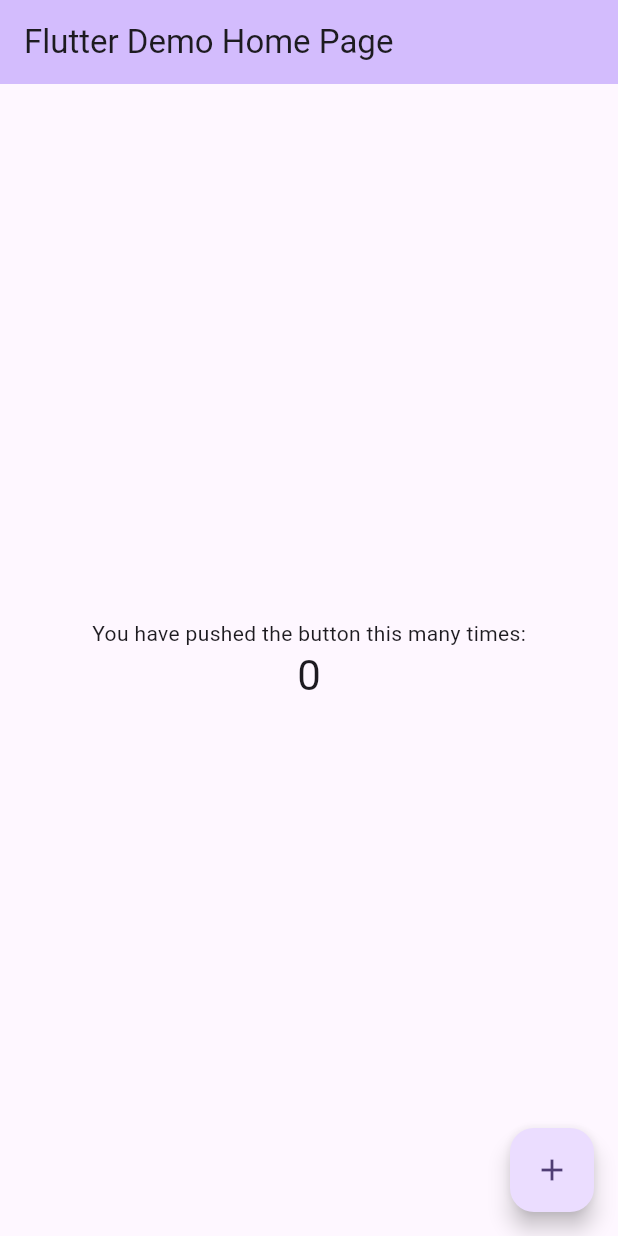
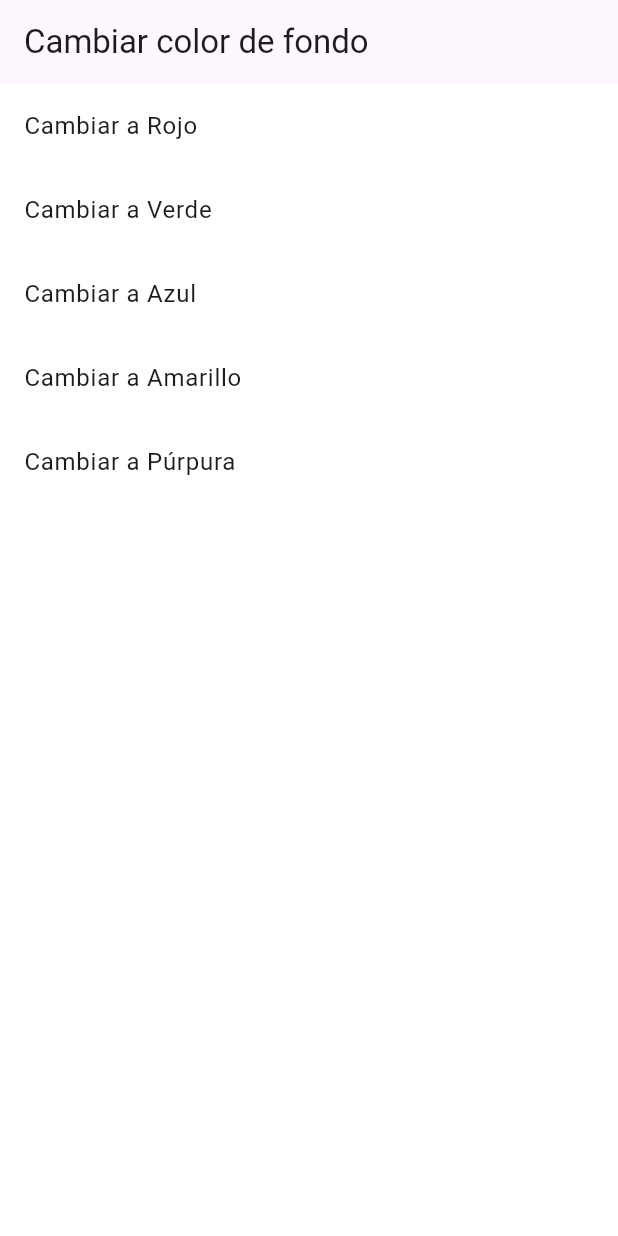
Before and after one commit to Magaca78/ClassCompass_SoftwareIII, a Flutter app: the screen it shows after launch, on a phone screen of 412 x 824 dp. Run offline on Flutter 3.47's test engine with Material 3 defaults, Android fonts, the phone set to English and light mode, and no system bars.

Commit message:
Codigo prueba Mateo

```diff
--- a/lib/main.dart
+++ b/lib/main.dart
@@ -1,125 +1,62 @@
 import 'package:flutter/material.dart';
 
 void main() {
-  runApp(const MyApp());
+  runApp(MyApp());
 }
 
 class MyApp extends StatelessWidget {
-  const MyApp({super.key});
-
-  // This widget is the root of your application.
   @override
   Widget build(BuildContext context) {
     return MaterialApp(
-      title: 'Flutter Demo',
+      title: 'Cambiar Color de fondo',
       theme: ThemeData(
-        // This is the theme of your application.
-        //
-        // TRY THIS: Try running your application with "flutter run". You'll see
-        // the application has a purple toolbar. Then, without quitting the app,
-        // try changing the seedColor in the colorScheme below to Colors.green
-        // and then invoke "hot reload" (save your changes or press the "hot
-        // reload" button in a Flutter-supported IDE, or press "r" if you used
-        // the command line to start the app).
-        //
-        // Notice that the counter didn't reset back to zero; the application
-        // state is not lost during the reload. To reset the state, use hot
-        // restart instead.
-        //
-        // This works for code too, not just values: Most code changes can be
-        // tested with just a hot reload.
-        colorScheme: ColorScheme.fromSeed(seedColor: Colors.deepPurple),
-        useMaterial3: true,
+        primarySwatch: Colors.blue,
       ),
-      home: const MyHomePage(title: 'Flutter Demo Home Page'),
+      home: ColorChangePage(),
     );
   }
 }
 
-class MyHomePage extends StatefulWidget {
-  const MyHomePage({super.key, required this.title});
-
-  // This widget is the home page of your application. It is stateful, meaning
-  // that it has a State object (defined below) that contains fields that affect
-  // how it looks.
-
-  // This class is the configuration for the state. It holds the values (in this
-  // case the title) provided by the parent (in this case the App widget) and
-  // used by the build method of the State. Fields in a Widget subclass are
-  // always marked "final".
-
-  final String title;
-
+class ColorChangePage extends StatefulWidget {
   @override
-  State<MyHomePage> createState() => _MyHomePageState();
+  _ColorChangePageState createState() => _ColorChangePageState();
 }
 
-class _MyHomePageState extends State<MyHomePage> {
-  int _counter = 0;
+class _ColorChangePageState extends State<ColorChangePage> {
+  Color _backgroundColor = Colors.white;
 
-  void _incrementCounter() {
-    setState(() {
-      // This call to setState tells the Flutter framework that something has
-      // changed in this State, which causes it to rerun the build method below
-      // so that the display can reflect the updated values. If we changed
-      // _counter without calling setState(), then the build method would not be
-      // called again, and so nothing would appear to happen.
-      _counter++;
-    });
-  }
+  final List<Map<String, Color>> _colors = [
+    {'Rojo': Colors.red},
+    {'Verde': Colors.green},
+    {'Azul': Colors.blue},
+    {'Amarillo': Colors.yellow},
+    {'Púrpura': Colors.purple},
+  ];
 
   @override
   Widget build(BuildContext context) {
-    // This method is rerun every time setState is called, for instance as done
-    // by the _incrementCounter method above.
-    //
-    // The Flutter framework has been optimized to make rerunning build methods
-    // fast, so that you can just rebuild anything that needs updating rather
-    // than having to individually change instances of widgets.
     return Scaffold(
       appBar: AppBar(
-        // TRY THIS: Try changing the color here to a specific color (to
-        // Colors.amber, perhaps?) and trigger a hot reload to see the AppBar
-        // change color while the other colors stay the same.
-        backgroundColor: Theme.of(context).colorScheme.inversePrimary,
-        // Here we take the value from the MyHomePage object that was created by
-        // the App.build method, and use it to set our appbar title.
-        title: Text(widget.title),
+        title: Text('Cambiar color de fondo'),
       ),
-      body: Center(
-        // Center is a layout widget. It takes a single child and positions it
-        // in the middle of the parent.
-        child: Column(
-          // Column is also a layout widget. It takes a list of children and
-          // arranges them vertically. By default, it sizes itself to fit its
-          // children horizontally, and tries to be as tall as its parent.
-          //
-          // Column has various properties to control how it sizes itself and
-          // how it positions its children. Here we use mainAxisAlignment to
-          // center the children vertically; the main axis here is the vertical
-          // axis because Columns are vertical (the cross axis would be
-          // horizontal).
-          //
-          // TRY THIS: Invoke "debug painting" (choose the "Toggle Debug Paint"
-          // action in the IDE, or press "p" in the console), to see the
-          // wireframe for each widget.
-          mainAxisAlignment: MainAxisAlignment.center,
-          children: <Widget>[
-            const Text(
-              'You have pushed the button this many times:',
-            ),
-            Text(
-              '$_counter',
-              style: Theme.of(context).textTheme.headlineMedium,
-            ),
-          ],
+      body: Container(
+        color: _backgroundColor,
+        child: ListView.builder(
+          itemCount: _colors.length,
+          itemBuilder: (context, index) {
+            String colorName = _colors[index].keys.first;
+            Color color = _colors[index][colorName]!;
+            return ListTile(
+              title: Text('Cambiar a $colorName'),
+              onTap: () {
+                setState(() {
+                  _backgroundColor = color;
+                });
+              },
+            );
+          },
         ),
       ),
-      floatingActionButton: FloatingActionButton(
-        onPressed: _incrementCounter,
-        tooltip: 'Increment',
-        child: const Icon(Icons.add),
-      ), // This trailing comma makes auto-formatting nicer for build methods.
     );
   }
 }
```
